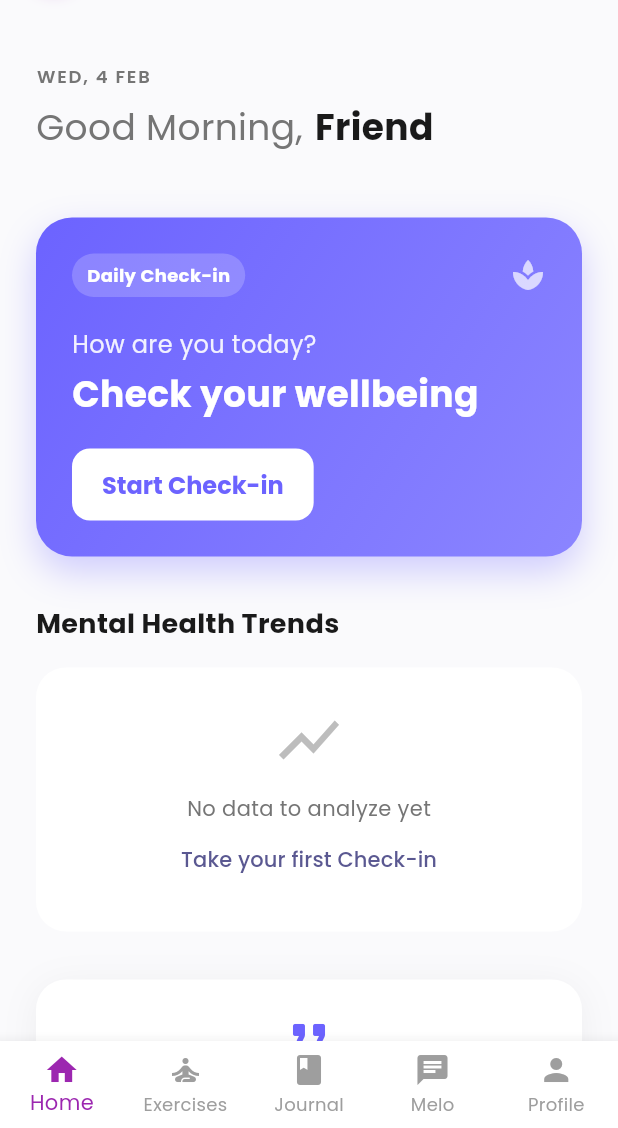
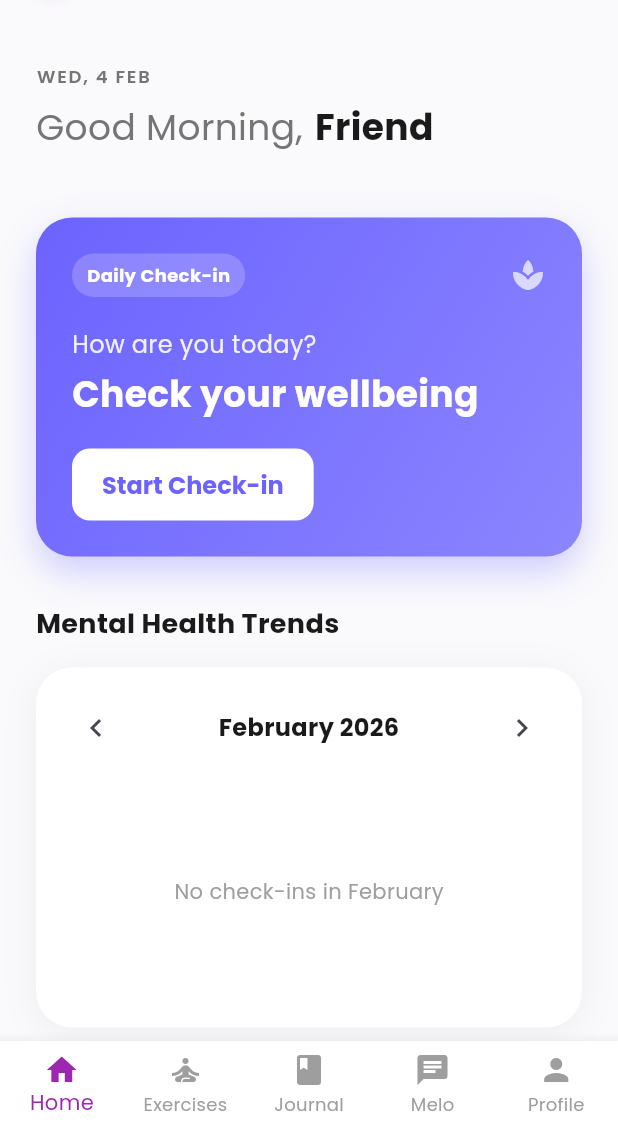
Before and after one commit to kushanitharushika/mindhug, a Flutter app: the screen it shows once a user with an empty profile is signed in, on a phone screen of 412 x 824 dp, the part 108-1236 px from its top. Run offline on Flutter 3.47's test engine with Material 3 defaults, Android fonts, the phone set to English and light mode, and no system bars; our stand-ins replace cloud_firestore, firebase_auth, firebase_core, firebase_storage, fl_chart, flutter_local_notifications and 6 more; accounts and stored records are empty.

Commit message:
feat(home): Add Month & Year selector to Analytics Chart

```diff
--- a/lib/screens/home/home_screen.dart
+++ b/lib/screens/home/home_screen.dart
@@ -26,6 +26,12 @@ class _HomeScreenState extends State<HomeScreen> {
   int _score = 0;
   List<Map<String, dynamic>> _history = [];
   bool _isLoading = true;
+  DateTime _selectedMonth = DateTime.now(); // Track selected month
+
+  static const List<String> months = [
+    'January', 'February', 'March', 'April', 'May', 'June',
+    'July', 'August', 'September', 'October', 'November', 'December'
+  ];
 
   final NotificationService _notificationService = NotificationService();
 
@@ -68,29 +74,8 @@ class _HomeScreenState extends State<HomeScreen> {
              _avatarPath = user.photoURL;
           }
 
-          // Fetch History from 'quiz_history' root collection
-          try {
-             final historySnapshot = await FirebaseFirestore.instance
-                 .collection('quiz_history')
-                 .where('userId', isEqualTo: user.uid)
-                 .orderBy('timestamp', descending: true)
-                 .limit(20)
-                 .get();
-
-             if (historySnapshot.docs.isNotEmpty) {
-               history = historySnapshot.docs.map((doc) {
-                 final data = doc.data();
-                 // Map user's schema to UI expectation
-                 return {
-                   'score': int.tryParse(data['quizscore'].toString()) ?? 0,
-                   'level': data['quizlevel'] ?? 'Unknown',
-                   'date': data['quizdate'] ?? DateTime.now().toIso8601String(),
-                 };
-               }).toList();
-             }
-          } catch (e) {
-             debugPrint("Error fetching history: $e");
-          }
+          // Fetch History
+          await _fetchMonthData(user.uid);
         }
       }
 
@@ -130,6 +115,70 @@ class _HomeScreenState extends State<HomeScreen> {
       'Mon', 'Tue', 'Wed', 'Thu', 'Fri', 'Sat', 'Sun'
     ];
     return "${weekdays[now.weekday - 1]}, ${now.day} ${months[now.month - 1]}";
+  }
+
+  Future<void> _fetchMonthData(String uid) async {
+    // Keep loading true only if we don't have existing data to show, or make it subtle
+    // setState(() => _isLoading = true);
+
+    try {
+      final start = DateTime(_selectedMonth.year, _selectedMonth.month, 1);
+      final end = DateTime(_selectedMonth.year, _selectedMonth.month + 1, 1);
+
+      debugPrint("Fetching data for ${start.month}/${start.year}");
+
+      final historySnapshot = await FirebaseFirestore.instance
+           .collection('quiz_history')
+           .where('userId', isEqualTo: uid)
+           .where('timestamp', isGreaterThanOrEqualTo: Timestamp.fromDate(start))
+           .where('timestamp', isLessThan: Timestamp.fromDate(end))
+           .orderBy('timestamp', descending: false) // Oldest first for chart
+           .get();
+
+       List<Map<String, dynamic>> fetchedHistory = [];
+       if (historySnapshot.docs.isNotEmpty) {
+         fetchedHistory = historySnapshot.docs.map((doc) {
+           final data = doc.data();
+           return {
+             'score': int.tryParse(data['quizscore'].toString()) ?? 0,
+             'level': data['quizlevel'] ?? 'Unknown',
+             'date': data['quizdate'] ?? DateTime.now().toIso8601String(),
+           };
+         }).toList();
+       }
+
+       if (mounted) {
+         setState(() {
+           _history = fetchedHistory;
+           _isLoading = false;
+         });
+       }
+    } catch (e) {
+       debugPrint("Error fetching month data: $e");
+       if (mounted) {
+         // Show snackbar if it's an index error (common with composite queries)
+         if (e.toString().contains('failed-precondition') || e.toString().contains('requires an index')) {
+            ScaffoldMessenger.of(context).showSnackBar(
+              const SnackBar(
+                content: Text("Index required! Check debug console for link."),
+                backgroundColor: Colors.red,
+                duration: Duration(seconds: 10),
+              ),
+            );
+         }
+       }
+    }
+  }
+
+  void _changeMonth(int offset) {
+    setState(() {
+      _selectedMonth = DateTime(_selectedMonth.year, _selectedMonth.month + offset);
+      // Don't clear history yet to minimize flicker
+    });
+    final user = FirebaseAuth.instance.currentUser;
+    if (user != null) {
+      _fetchMonthData(user.uid);
+    }
   }
 
   Color _getMoodColor() {
@@ -382,41 +431,13 @@ class _HomeScreenState extends State<HomeScreen> {
   }
 
   Widget _buildAnalyticsChart(bool isDark) {
-    if (_history.isEmpty) {
-      return Container(
-        padding: const EdgeInsets.all(24),
-        decoration: BoxDecoration(
-          color: isDark ? AppColors.surfaceDark : Colors.white,
-          borderRadius: BorderRadius.circular(20),
-        ),
-        child: Center(
-          child: Column(
-            children: [
-              Icon(Icons.show_chart, size: 48, color: Colors.grey.shade400),
-              const SizedBox(height: 12),
-              Text(
-                "No data to analyze yet",
-                style: TextStyle(color: Colors.grey.shade600),
-              ),
-              TextButton(
-                onPressed: () async {
-                   await Navigator.push(context, MaterialPageRoute(builder: (_) => const MentalHealthQuiz()));
-                   _loadData();
-                },
-                child: const Text("Take your first Check-in")
-              )
-            ],
-          ),
-        ),
-      );
-    }
-
-    // Sort chronologically for the chart (Oldest -> Newest)
+    // Sort chronologically (Oldest -> Newest)
     final sortedHistory = List<Map<String, dynamic>>.from(_history);
     sortedHistory.sort((a, b) => a['date'].compareTo(b['date']));
 
-    // Take last 7 data points for better visibility
-    final chartData = sortedHistory.length > 7 ? sortedHistory.sublist(sortedHistory.length - 7) : sortedHistory;
+    // Use ALL data for the month
+    final chartData = sortedHistory;
+    final monthName = months[_selectedMonth.month - 1];
 
     List<FlSpot> spots = [];
     for (int i = 0; i < chartData.length; i++) {
@@ -424,8 +445,7 @@ class _HomeScreenState extends State<HomeScreen> {
     }
 
     return Container(
-      height: 220,
-      padding: const EdgeInsets.fromLTRB(16, 24, 16, 10),
+      padding: const EdgeInsets.all(16),
       decoration: BoxDecoration(
         color: isDark ? AppColors.surfaceDark : Colors.white,
         borderRadius: BorderRadius.circular(24),
@@ -438,6 +458,41 @@ class _HomeScreenState extends State<HomeScreen> {
             ),
         ],
       ),
+      child: Column(
+        children: [
+           // Month Selector
+           Row(
+             mainAxisAlignment: MainAxisAlignment.spaceBetween,
+             children: [
+               IconButton(
+                 icon: const Icon(Icons.chevron_left),
+                 onPressed: () => _changeMonth(-1),
+               ),
+               Text(
+                 "$monthName ${_selectedMonth.year}",
+                 style: const TextStyle(fontWeight: FontWeight.bold, fontSize: 16),
+               ),
+               IconButton(
+                 icon: const Icon(Icons.chevron_right),
+                 onPressed: () => _changeMonth(1),
+               ),
+             ],
+           ),
+           const SizedBox(height: 10),
+
+           if (chartData.isEmpty)
+             SizedBox(
+               height: 150,
+               child: Center(
+                 child: Text(
+                   "No check-ins in $monthName",
+                   style: TextStyle(color: isDark ? Colors.white54 : Colors.grey),
+                 ),
+               ),
+             )
+           else
+             SizedBox(
+               height: 180,
                child: LineChart(
                 LineChartData(
                   gridData: FlGridData(show: false),
@@ -455,7 +510,7 @@ class _HomeScreenState extends State<HomeScreen> {
                             return Padding(
                               padding: const EdgeInsets.only(top: 8.0),
                               child: Text(
-                        "${date.day}/${date.month}",
+                                "${date.day}",
                                 style: TextStyle(
                                   fontSize: 10,
                                   color: isDark ? Colors.white54 : Colors.grey.shade600
@@ -473,7 +528,7 @@ class _HomeScreenState extends State<HomeScreen> {
                   minX: 0,
                   maxX: (chartData.length - 1).toDouble(),
                   minY: 0,
-          maxY: 50, // Max quiz score
+                  maxY: 50,
                   lineBarsData: [
                     LineChartBarData(
                       spots: spots,
@@ -499,32 +554,23 @@ class _HomeScreenState extends State<HomeScreen> {
                   lineTouchData: LineTouchData(
                     touchTooltipData: LineTouchTooltipData(
                       getTooltipItems: (touchedSpots) {
-                return touchedSpots.map((LineBarSpot touchedSpot) {
-                  final index = touchedSpot.x.toInt();
-                  final data = chartData[index];
-                  final level = data['level'] ?? '';
+                         return touchedSpots.map((spot) {
+                            final d = chartData[spot.x.toInt()];
                             return LineTooltipItem(
-                    "${touchedSpot.y.toInt()}\n",
+                              "${spot.y.toInt()}\n",
                               const TextStyle(color: Colors.white, fontWeight: FontWeight.bold),
-                    children: [
-                      TextSpan(
-                        text: level,
-                        style: const TextStyle(
-                          color: Colors.white70,
-                          fontSize: 10,
-                          fontWeight: FontWeight.normal
-                        ),
-                      ),
-                    ],
+                              children: [TextSpan(text: d['level'], style: const TextStyle(fontSize: 10, fontWeight: FontWeight.normal))]
                             );
                          }).toList();
                       },
                        tooltipRoundedRadius: 8,
                        tooltipPadding: const EdgeInsets.all(8),
-              tooltipMargin: 8,
                     ),
                   ),
                 ),
+              ),
+             ),
+        ],
       ),
     );
   }
```
Lines whose indentation alone changed are shown as unchanged.
